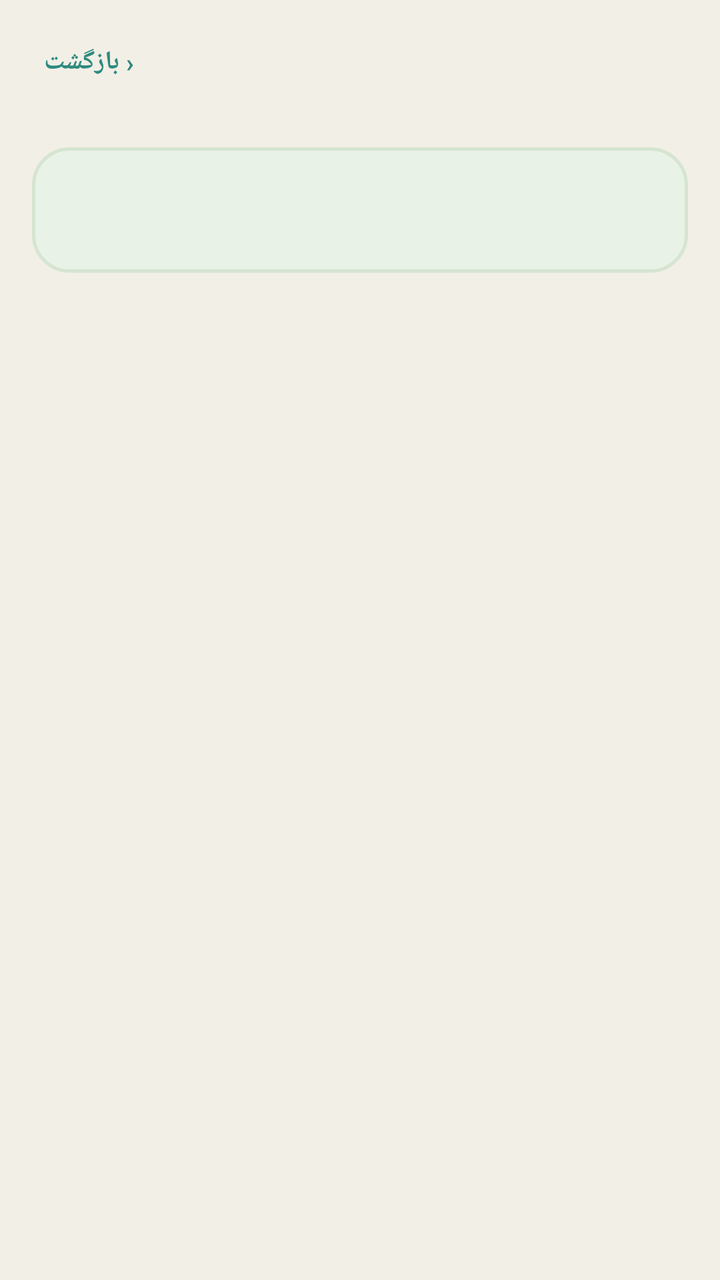
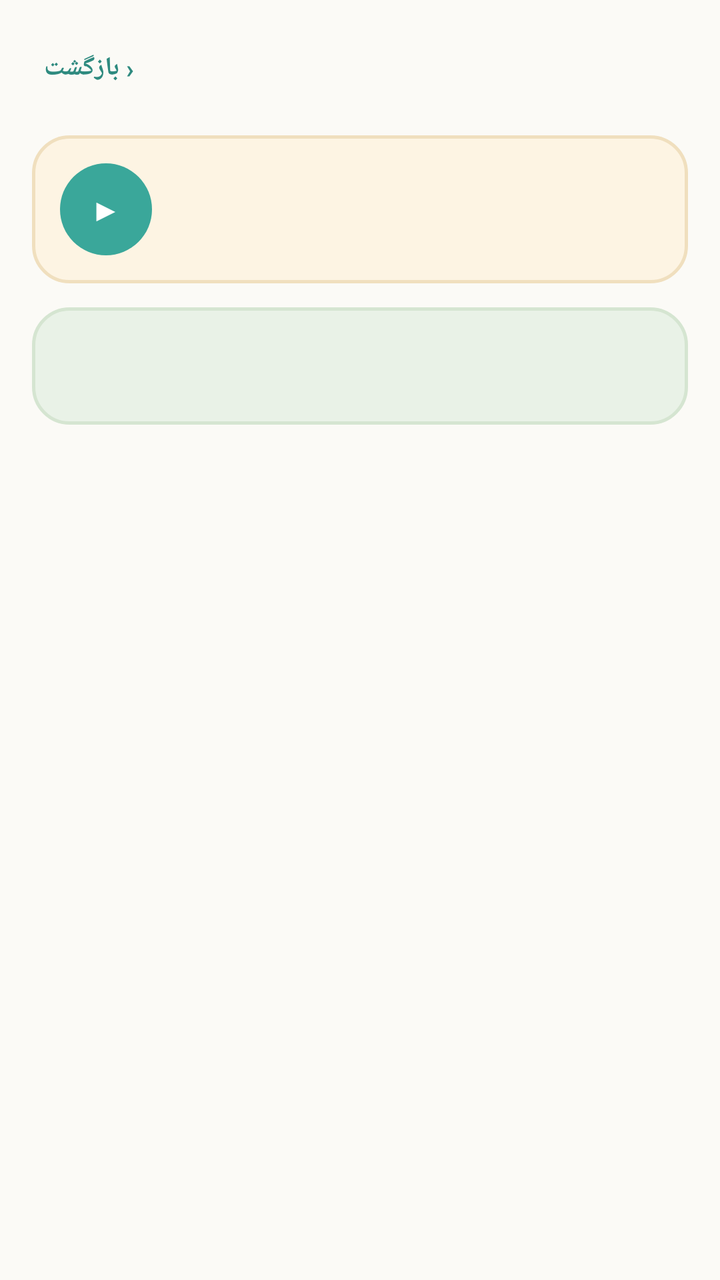

Two renders of the same Android screen: before a commit and after it. Below are the layout's source before the change and the commit's diff.
<!-- AndroidManifest.xml: application theme Theme.HooHooMath -->
<!-- res/layout/fragment_lesson.xml -->
<?xml version="1.0" encoding="utf-8"?>
<ScrollView xmlns:android="http://schemas.android.com/apk/res/android"
    android:layout_width="match_parent"
    android:layout_height="match_parent"
    android:background="@color/bg_page">

    <LinearLayout
        android:layout_width="match_parent"
        android:layout_height="wrap_content"
        android:orientation="vertical"
        android:padding="16dp">

        <LinearLayout
            android:layout_width="match_parent"
            android:layout_height="wrap_content"
            android:orientation="horizontal"
            android:gravity="center_vertical">

            <TextView
                android:id="@+id/lesson_back"
                android:layout_width="wrap_content"
                android:layout_height="wrap_content"
                android:text="‹ بازگشت"
                android:textColor="@color/teal_dark"
                android:textStyle="bold"
                android:padding="6dp"
                android:textSize="13sp" />

            <TextView
                android:id="@+id/lesson_title"
                android:layout_width="0dp"
                android:layout_height="wrap_content"
                android:layout_weight="1"
                android:gravity="center"
                android:textStyle="bold"
                android:textSize="14sp"
                android:textColor="@color/text_primary" />

            <TextView
                android:id="@+id/lesson_step_count"
                android:layout_width="wrap_content"
                android:layout_height="wrap_content"
                android:textSize="12sp"
                android:textColor="@color/text_muted" />
        </LinearLayout>

        <LinearLayout
            android:id="@+id/lesson_dots"
            android:layout_width="match_parent"
            android:layout_height="wrap_content"
            android:orientation="horizontal"
            android:gravity="center"
            android:layout_marginTop="10dp" />

        <TextView
            android:id="@+id/lesson_caption"
            android:layout_width="match_parent"
            android:layout_height="wrap_content"
            android:layout_marginTop="18dp"
            android:padding="20dp"
            android:gravity="center"
            android:textSize="17sp"
            android:textStyle="bold"
            android:textColor="@color/text_primary"
            android:background="@drawable/bg_card_teal" />

        <LinearLayout
            android:id="@+id/lesson_content"
            android:layout_width="match_parent"
            android:layout_height="wrap_content"
            android:orientation="vertical"
            android:gravity="center_horizontal"
            android:layout_marginTop="18dp" />

    </LinearLayout>
</ScrollView>
<!-- resources referenced by this layout -->
<resources>
  <color name="bg_page">#F2EFE6</color>
  <color name="teal_dark">#2E8A7F</color>
  <color name="text_muted">#7A8A83</color>
  <color name="text_primary">#2E3B36</color>
  <!-- drawable bg_card_teal (drawable) -->
  <?xml version="1.0" encoding="utf-8"?>
  <shape xmlns:android="http://schemas.android.com/apk/res/android" android:shape="rectangle">
      <solid android:color="@color/teal_bg" />
      <corners android:radius="18dp" />
      <stroke android:width="1.5dp" android:color="@color/teal_border" />
  </shape>
  <style name="Theme.HooHooMath" parent="Theme.MaterialComponents.DayNight.NoActionBar">
          <item name="colorPrimary">@color/teal</item>
          <item name="colorPrimaryDark">@color/teal_dark</item>
          <item name="colorAccent">@color/orange</item>
          <item name="android:windowBackground">@color/bg_page</item>
          <item name="android:statusBarColor">@color/bg_page</item>
          <item name="android:windowLightStatusBar">true</item>
          <item name="android:fontFamily">sans-serif</item>
          <item name="fontFamily">sans-serif</item>
      </style>
  <color name="teal_bg">#E9F2E7</color>
  <color name="teal_border">#D5E5D1</color>
  <color name="teal">#3AA79A</color>
  <color name="orange">#E8973A</color>
</resources>

<!-- the commit's change to res/layout/fragment_lesson.xml (unified diff, before → after) -->
@@ -2,7 +2,7 @@
 <ScrollView xmlns:android="http://schemas.android.com/apk/res/android"
     android:layout_width="match_parent"
     android:layout_height="match_parent"
-    android:background="@color/bg_page">
+    android:background="@color/bg_card_alt">
 
     <LinearLayout
         android:layout_width="match_parent"
@@ -26,43 +26,106 @@
                 android:padding="6dp"
                 android:textSize="13sp" />
 
-            <TextView
-                android:id="@+id/lesson_title"
+            <LinearLayout
                 android:layout_width="0dp"
                 android:layout_height="wrap_content"
                 android:layout_weight="1"
-                android:gravity="center"
-                android:textStyle="bold"
-                android:textSize="14sp"
-                android:textColor="@color/text_primary" />
+                android:orientation="vertical"
+                android:gravity="center">
 
-            <TextView
-                android:id="@+id/lesson_step_count"
+                <TextView
+                    android:id="@+id/lesson_title"
+                    android:layout_width="wrap_content"
+                    android:layout_height="wrap_content"
+                    android:textStyle="bold"
+                    android:textSize="14sp"
+                    android:textColor="@color/text_primary" />
+
+                <TextView
+                    android:id="@+id/lesson_step_count"
+                    android:layout_width="wrap_content"
+                    android:layout_height="wrap_content"
+                    android:layout_marginTop="2dp"
+                    android:textSize="11sp"
+                    android:textColor="@color/text_muted" />
+            </LinearLayout>
+
+            <LinearLayout
+                android:id="@+id/lesson_dots"
                 android:layout_width="wrap_content"
                 android:layout_height="wrap_content"
-                android:textSize="12sp"
-                android:textColor="@color/text_muted" />
+                android:orientation="horizontal"
+                android:gravity="center_vertical" />
         </LinearLayout>
 
+        
         <LinearLayout
-            android:id="@+id/lesson_dots"
             android:layout_width="match_parent"
             android:layout_height="wrap_content"
             android:orientation="horizontal"
-            android:gravity="center"
-            android:layout_marginTop="10dp" />
+            android:gravity="center_vertical"
+            android:layout_marginTop="16dp"
+            android:padding="14dp"
+            android:background="@drawable/bg_card_orange">
+
+            <TextView
+                android:id="@+id/lesson_replay"
+                android:layout_width="46dp"
+                android:layout_height="46dp"
+                android:gravity="center"
+                android:text="▶"
+                android:textSize="16sp"
+                android:textColor="@color/white"
+                android:background="@drawable/bg_circle_teal" />
+
+            <TextView
+                android:id="@+id/lesson_say"
+                android:layout_width="0dp"
+                android:layout_height="wrap_content"
+                android:layout_weight="1"
+                android:layout_marginStart="12dp"
+                android:textSize="15sp"
+                android:lineSpacingExtra="6dp"
+                android:textColor="@color/text_primary" />
+        </LinearLayout>
 
         <TextView
             android:id="@+id/lesson_caption"
             android:layout_width="match_parent"
             android:layout_height="wrap_content"
-            android:layout_marginTop="18dp"
-            android:padding="20dp"
+            android:layout_marginTop="12dp"
+            android:padding="18dp"
             android:gravity="center"
             android:textSize="17sp"
             android:textStyle="bold"
             android:textColor="@color/text_primary"
             android:background="@drawable/bg_card_teal" />
+
+        
+        <LinearLayout
+            android:id="@+id/lesson_visual_card"
+            android:layout_width="match_parent"
+            android:layout_height="wrap_content"
+            android:orientation="vertical"
+            android:layout_marginTop="12dp"
+            android:padding="14dp"
+            android:visibility="gone"
+            android:background="@drawable/bg_card_white">
+
+            <TextView
+                android:id="@+id/lesson_visual_caption"
+                android:layout_width="wrap_content"
+                android:layout_height="wrap_content"
+                android:textSize="11.5sp"
+                android:textStyle="bold"
+                android:textColor="@color/text_muted" />
+
+            <FrameLayout
+                android:id="@+id/lesson_visual_holder"
+                android:layout_width="match_parent"
+                android:layout_height="wrap_content"
+                android:layout_marginTop="8dp" />
+        </LinearLayout>
 
         <LinearLayout
             android:id="@+id/lesson_content"
@@ -70,7 +133,7 @@
             android:layout_height="wrap_content"
             android:orientation="vertical"
             android:gravity="center_horizontal"
-            android:layout_marginTop="18dp" />
+            android:layout_marginTop="14dp" />
 
     </LinearLayout>
 </ScrollView>
<!-- resource entries referenced after the edit -->
@@ -1,15 +1,36 @@
 <!-- resources referenced by this layout -->
 <resources>
+  <color name="bg_card_alt">#FBFAF6</color>
   <color name="bg_page">#F2EFE6</color>
   <color name="teal_dark">#2E8A7F</color>
   <color name="text_muted">#7A8A83</color>
   <color name="text_primary">#2E3B36</color>
+  <color name="white">#FFFFFF</color>
+  <!-- drawable bg_card_orange (drawable) -->
+  <?xml version="1.0" encoding="utf-8"?>
+  <shape xmlns:android="http://schemas.android.com/apk/res/android" android:shape="rectangle">
+      <solid android:color="@color/orange_bg" />
+      <corners android:radius="18dp" />
+      <stroke android:width="1.5dp" android:color="@color/orange_border" />
+  </shape>
   <!-- drawable bg_card_teal (drawable) -->
   <?xml version="1.0" encoding="utf-8"?>
   <shape xmlns:android="http://schemas.android.com/apk/res/android" android:shape="rectangle">
       <solid android:color="@color/teal_bg" />
       <corners android:radius="18dp" />
       <stroke android:width="1.5dp" android:color="@color/teal_border" />
+  </shape>
+  <!-- drawable bg_card_white (drawable) -->
+  <?xml version="1.0" encoding="utf-8"?>
+  <shape xmlns:android="http://schemas.android.com/apk/res/android" android:shape="rectangle">
+      <solid android:color="@color/bg_card" />
+      <corners android:radius="18dp" />
+      <stroke android:width="1.5dp" android:color="@color/border_green" />
+  </shape>
+  <!-- drawable bg_circle_teal (drawable) -->
+  <?xml version="1.0" encoding="utf-8"?>
+  <shape xmlns:android="http://schemas.android.com/apk/res/android" android:shape="oval">
+      <solid android:color="@color/teal" />
   </shape>
   <style name="Theme.HooHooMath" parent="Theme.MaterialComponents.DayNight.NoActionBar">
           <item name="colorPrimary">@color/teal</item>
@@ -21,8 +42,12 @@
           <item name="android:fontFamily">sans-serif</item>
           <item name="fontFamily">sans-serif</item>
       </style>
+  <color name="orange_bg">#FDF4E3</color>
+  <color name="orange_border">#F0DFBE</color>
   <color name="teal_bg">#E9F2E7</color>
   <color name="teal_border">#D5E5D1</color>
+  <color name="bg_card">#FFFFFF</color>
+  <color name="border_green">#E8EEE6</color>
   <color name="teal">#3AA79A</color>
   <color name="orange">#E8973A</color>
 </resources>
